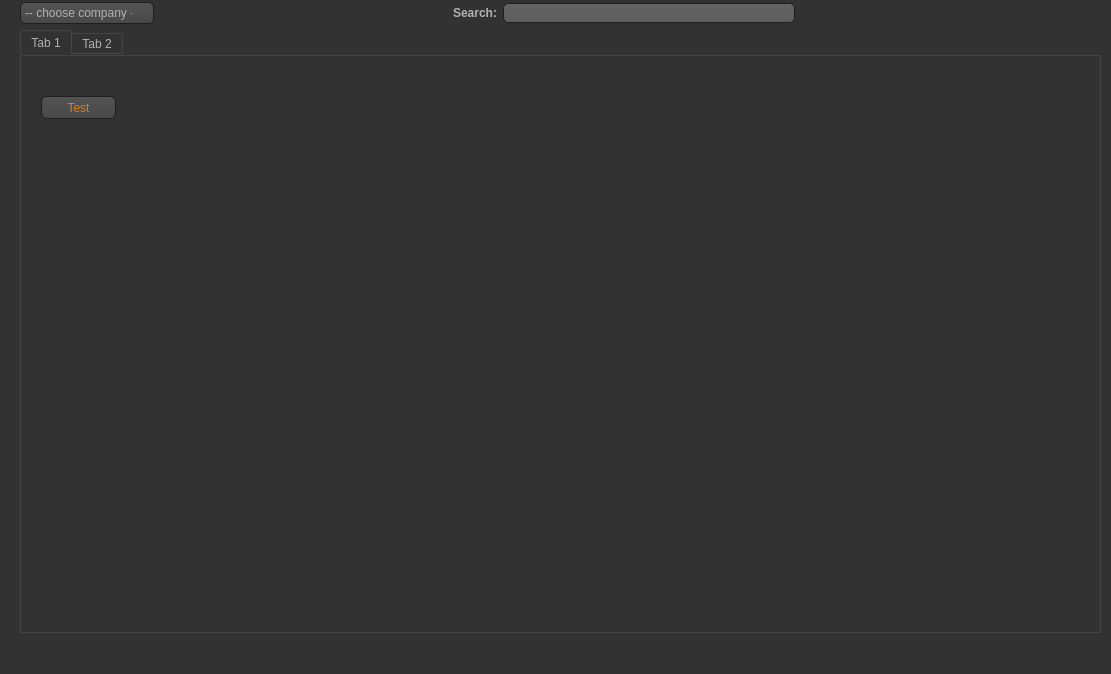
Old version of the form ui/main.ui in the repository Ink-Pixi/inkpixi-products.
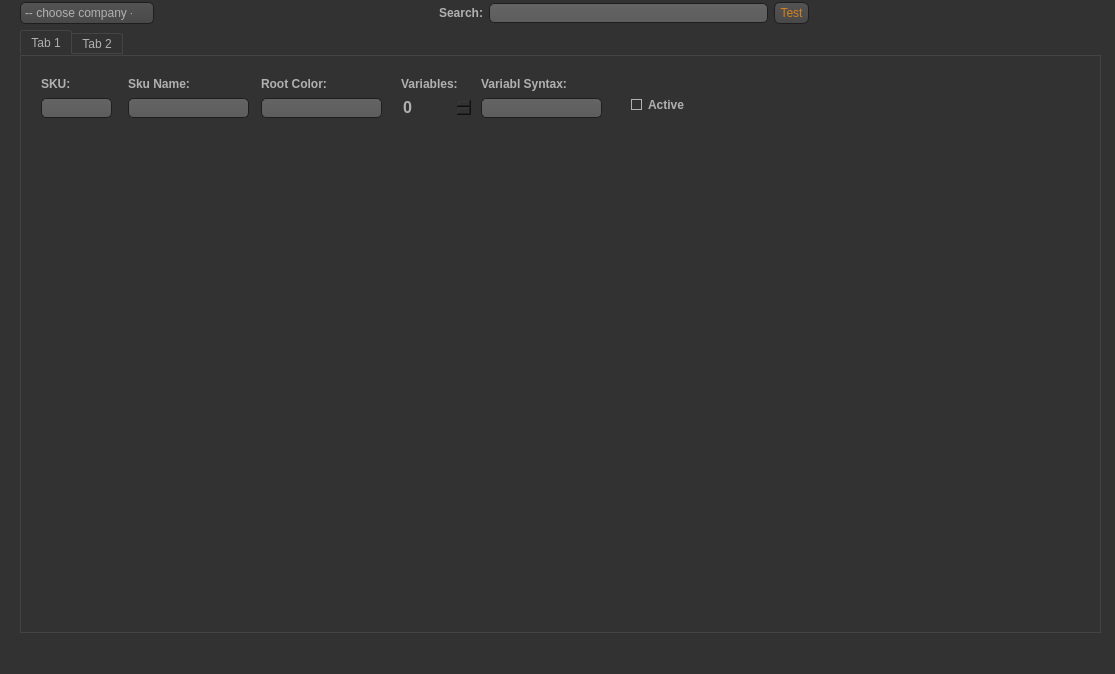
New version of the form. Icons and pictures are not drawn.

Diff of the .ui file:
```diff
--- a/ui/main.ui
+++ b/ui/main.ui
@@ -6,7 +6,7 @@
    <rect>
     <x>0</x>
     <y>0</y>
-    <width>1111</width>
+    <width>1115</width>
     <height>674</height>
    </rect>
   </property>
@@ -547,7 +547,14 @@
           </widget>
          </item>
          <item>
-          <widget class="QLineEdit" name="le_sku"/>
+          <widget class="QLineEdit" name="le_search_sku"/>
+         </item>
+         <item>
+          <widget class="QPushButton" name="btn_test">
+           <property name="text">
+            <string>Test</string>
+           </property>
+          </widget>
          </item>
          <item>
           <spacer name="horizontalSpacer_2">
@@ -582,19 +589,166 @@
         <attribute name="title">
          <string>Tab 1</string>
         </attribute>
-        <widget class="QPushButton" name="btn_test">
+        <widget class="QWidget" name="layoutWidget_2">
          <property name="geometry">
           <rect>
-           <x>20</x>
+           <x>240</x>
+           <y>20</y>
+           <width>121</width>
+           <height>42</height>
+          </rect>
+         </property>
+         <layout class="QVBoxLayout" name="verticalLayout_3">
+          <item>
+           <widget class="QLabel" name="lbl_root_color">
+            <property name="text">
+             <string>Root Color:</string>
+            </property>
+           </widget>
+          </item>
+          <item>
+           <widget class="QLineEdit" name="le_root_color">
+            <property name="alignment">
+             <set>Qt::AlignCenter</set>
+            </property>
+           </widget>
+          </item>
+         </layout>
+        </widget>
+        <widget class="QWidget" name="layoutWidget_3">
+         <property name="geometry">
+          <rect>
+           <x>107</x>
+           <y>20</y>
+           <width>121</width>
+           <height>42</height>
+          </rect>
+         </property>
+         <layout class="QVBoxLayout" name="verticalLayout_4">
+          <item>
+           <widget class="QLabel" name="lbl_root_sku_name">
+            <property name="text">
+             <string>Sku Name:</string>
+            </property>
+           </widget>
+          </item>
+          <item>
+           <widget class="QLineEdit" name="le_root_sku_name">
+            <property name="alignment">
+             <set>Qt::AlignCenter</set>
+            </property>
+           </widget>
+          </item>
+         </layout>
+        </widget>
+        <widget class="QWidget" name="layoutWidget_4">
+         <property name="geometry">
+          <rect>
+           <x>460</x>
+           <y>20</y>
+           <width>121</width>
+           <height>42</height>
+          </rect>
+         </property>
+         <layout class="QVBoxLayout" name="verticalLayout_5">
+          <item>
+           <widget class="QLabel" name="lbl_variable_syntax">
+            <property name="text">
+             <string>Variabl Syntax:</string>
+            </property>
+           </widget>
+          </item>
+          <item>
+           <widget class="QLineEdit" name="le_variable_syntax">
+            <property name="alignment">
+             <set>Qt::AlignCenter</set>
+            </property>
+           </widget>
+          </item>
+         </layout>
+        </widget>
+        <widget class="QWidget" name="layoutWidget_5">
+         <property name="geometry">
+          <rect>
+           <x>380</x>
+           <y>20</y>
+           <width>71</width>
+           <height>42</height>
+          </rect>
+         </property>
+         <layout class="QVBoxLayout" name="verticalLayout_6">
+          <item>
+           <widget class="QLabel" name="lbl_variable_count">
+            <property name="text">
+             <string>Variables:</string>
+            </property>
+           </widget>
+          </item>
+          <item>
+           <widget class="QSpinBox" name="sbox_variables">
+            <property name="font">
+             <font>
+              <pointsize>12</pointsize>
+              <weight>75</weight>
+              <bold>true</bold>
+             </font>
+            </property>
+           </widget>
+          </item>
+         </layout>
+        </widget>
+        <widget class="QCheckBox" name="chk_active">
+         <property name="geometry">
+          <rect>
+           <x>610</x>
            <y>40</y>
-           <width>75</width>
-           <height>23</height>
+           <width>70</width>
+           <height>17</height>
           </rect>
          </property>
+         <property name="styleSheet">
+          <string notr="true">font-weight: bold;
+font-size: 12px;
+</string>
+         </property>
          <property name="text">
-          <string>Test</string>
+          <string>Active</string>
          </property>
         </widget>
+        <widget class="QWidget" name="">
+         <property name="geometry">
+          <rect>
+           <x>20</x>
+           <y>20</y>
+           <width>71</width>
+           <height>42</height>
+          </rect>
+         </property>
+         <layout class="QVBoxLayout" name="verticalLayout_2">
+          <item>
+           <widget class="QLabel" name="lbl_root_sku">
+            <property name="text">
+             <string>SKU:</string>
+            </property>
+           </widget>
+          </item>
+          <item>
+           <widget class="QLineEdit" name="le_root_sku">
+            <property name="alignment">
+             <set>Qt::AlignCenter</set>
+            </property>
+           </widget>
+          </item>
+         </layout>
+        </widget>
+        <zorder>le_root_sku</zorder>
+        <zorder>lbl_root_sku</zorder>
+        <zorder>layoutWidget_2</zorder>
+        <zorder>layoutWidget_3</zorder>
+        <zorder>cbox_company</zorder>
+        <zorder>layoutWidget_4</zorder>
+        <zorder>layoutWidget_5</zorder>
+        <zorder>chk_active</zorder>
        </widget>
        <widget class="QWidget" name="tab_2">
         <attribute name="title">
```
Left out of the diff: 6 changed lines with no effect on the pictures.
